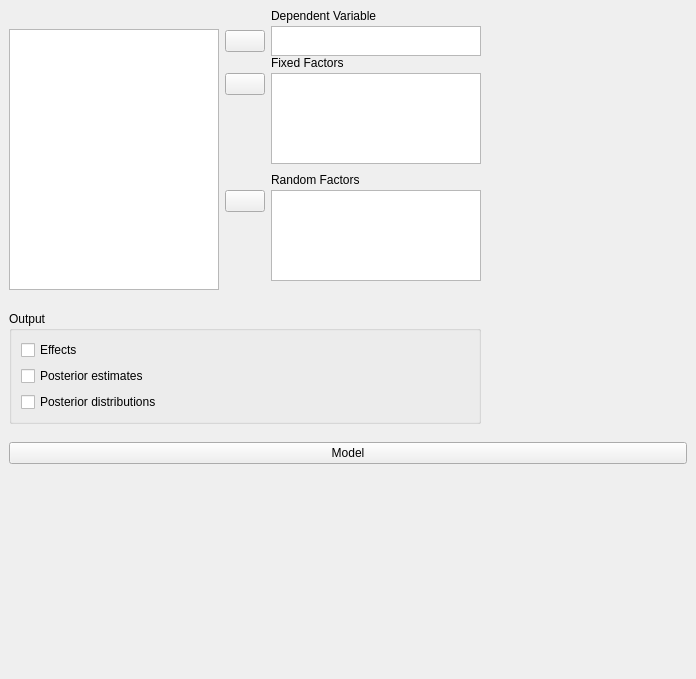
The window that JASP-Desktop/analysisforms/anovabayesianform.ui (jasp-stats/jasp-desktop) describes before a commit, drawn with Qt 5.
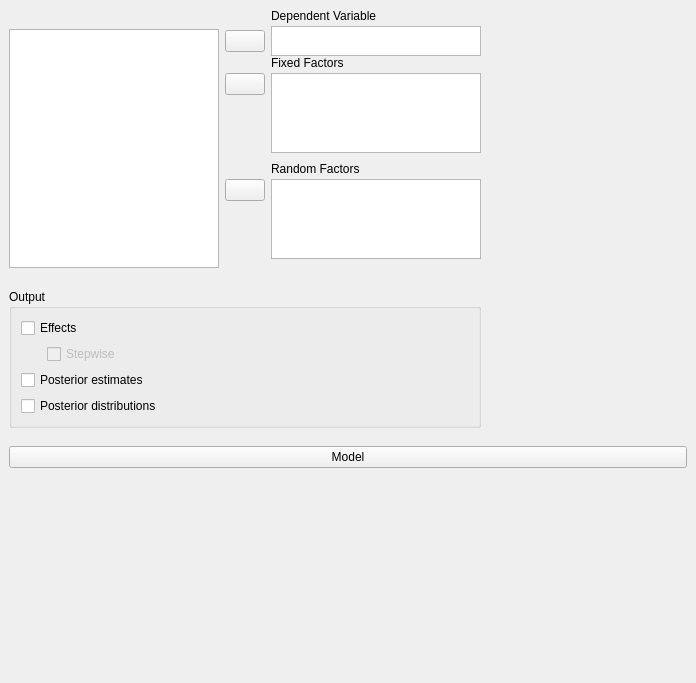
The same window after the commit. Custom widgets are drawn as their Qt base class.

Commit message: B ANOVAs: Added stepwise option

```diff
--- a/JASP-Desktop/analysisforms/anovabayesianform.ui
+++ b/JASP-Desktop/analysisforms/anovabayesianform.ui
@@ -384,21 +384,41 @@
          <string>Output</string>
         </property>
         <layout class="QGridLayout" name="gridLayout_4">
+         <item row="0" column="0" colspan="2">
+          <widget class="BoundCheckBox" name="outputEffects">
+           <property name="text">
+            <string>Effects</string>
+           </property>
+          </widget>
+         </item>
          <item row="1" column="0">
+          <widget class="QWidget" name="widget_10" native="true">
+           <property name="maximumSize">
+            <size>
+             <width>20</width>
+             <height>16777215</height>
+            </size>
+           </property>
+          </widget>
+         </item>
+         <item row="1" column="1">
+          <widget class="BoundCheckBox" name="effectsStepwise">
+           <property name="enabled">
+            <bool>false</bool>
+           </property>
+           <property name="text">
+            <string>Stepwise</string>
+           </property>
+          </widget>
+         </item>
+         <item row="2" column="0" colspan="2">
           <widget class="BoundCheckBox" name="posteriorEstimates">
            <property name="text">
             <string>Posterior estimates</string>
            </property>
           </widget>
          </item>
-         <item row="0" column="0">
-          <widget class="BoundCheckBox" name="outputEffects">
-           <property name="text">
-            <string>Effects</string>
-           </property>
-          </widget>
-         </item>
-         <item row="2" column="0">
+         <item row="3" column="0" colspan="2">
           <widget class="BoundCheckBox" name="posteriorDistributions">
            <property name="text">
             <string>Posterior distributions</string>
```
Left out of the diff: 19 changed lines with no effect on the pictures. The commit also changes 3 other files.
